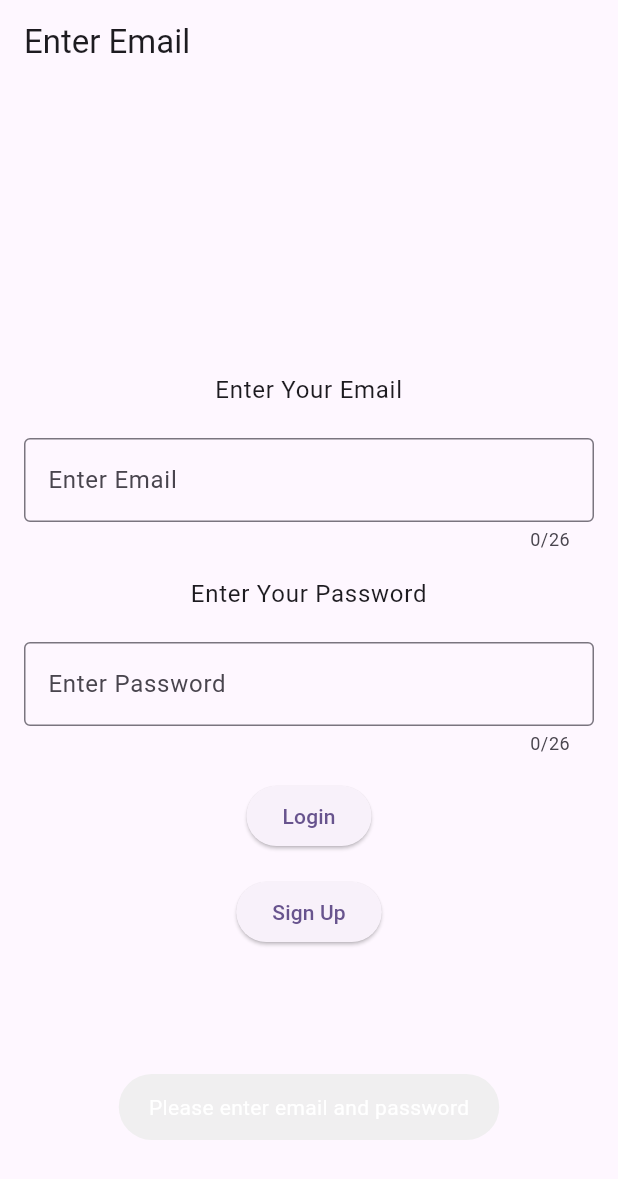
After one commit to DoEhab/my-shopping-list, a Flutter app: the screen it shows after launch, after a tap on "Login with Email", after a tap on "Login", on a phone screen of 412 x 824 dp. The commit adds this screen. Shown: the top 1179 px of the screen. Run offline on Flutter 3.47's test engine with Material 3 defaults, Android fonts, the phone set to English and light mode, and no system bars; our stand-ins replace cloud_firestore, firebase_auth, firebase_core, fluttertoast; accounts and stored records are empty; generated files the repository leaves out were written again.

Commit message:
fixing email login issue

```diff
--- /dev/null
+++ b/lib/screens/email_login_screen.dart
@@ -0,0 +1,221 @@
+import 'package:cloud_firestore/cloud_firestore.dart';
+import 'package:e_shopping_list/screens/user_list_screen.dart';
+import 'package:firebase_auth/firebase_auth.dart';
+import 'package:flutter/material.dart';
+import 'package:fluttertoast/fluttertoast.dart';
+
+class LoginWithEmail extends StatefulWidget {
+  const LoginWithEmail({
+    Key? key,
+  }) : super(key: key);
+
+  @override
+  State<LoginWithEmail> createState() => _LoginWithEmailScreenState();
+}
+
+class _LoginWithEmailScreenState extends State<LoginWithEmail> {
+  final TextEditingController _emailController = TextEditingController();
+  final TextEditingController _passwordController = TextEditingController();
+
+  bool _isLoading = false;
+
+  Future<void> _signupWithEmail() async {
+    debugPrint('Starting email verification process...');
+
+    if (_emailController.text.trim().isEmpty ||
+        _passwordController.text.trim().isEmpty) {
+      debugPrint('Login error: Email or password is empty');
+      Fluttertoast.showToast(
+        msg: "Please enter email address",
+        gravity: ToastGravity.BOTTOM,
+        textColor: Colors.white,
+      );
+      return;
+    }
+
+    setState(() => _isLoading = true);
+    debugPrint('Attempting to sign up with email: ${_emailController.text}');
+    try {
+      final credential =
+          await FirebaseAuth.instance.createUserWithEmailAndPassword(
+        email: _emailController.text,
+        password: _passwordController.text,
+      );
+      debugPrint(
+          'Successfully created new account with ID: ${credential.user?.uid}');
+      await saveUserToFirestore(credential as User, _emailController.text);
+      setState(() => _isLoading = false);
+      Navigator.pushReplacement(
+        context,
+        MaterialPageRoute(builder: (context) => const UserListScreen()),
+      );
+    } on FirebaseAuthException catch (e) {
+      setState(() => _isLoading = false);
+      if (e.code == 'weak-password') {
+        debugPrint('Error: The password provided is too weak.');
+        Fluttertoast.showToast(msg: 'The password provided is too weak.');
+      } else if (e.code == 'email-already-in-use') {
+        debugPrint('Error: The account already exists for that email.');
+        Fluttertoast.showToast(
+            msg: 'An account already exists for that email.');
+      }
+    } catch (e) {
+      debugPrint('Unexpected error during account creation: $e');
+      Fluttertoast.showToast(msg: 'An unexpected error occurred');
+    }
+  }
+
+  Future<void> _loginWithEmail() async {
+    debugPrint('Starting email login process...');
+
+    if (_emailController.text.trim().isEmpty ||
+        _passwordController.text.trim().isEmpty) {
+      debugPrint('Login error: Email or password is empty');
+      Fluttertoast.showToast(
+        msg: "Please enter email and password",
+        gravity: ToastGravity.BOTTOM,
+        textColor: Colors.white,
+      );
+      return;
+    }
+
+    setState(() => _isLoading = true);
+    debugPrint('Attempting to sign in with email: ${_emailController.text}');
+
+    try {
+      final userCredential = await FirebaseAuth.instance
+          .signInWithEmailAndPassword(
+              email: _emailController.text, password: _passwordController.text);
+
+      if (userCredential.user != null) {
+        debugPrint(
+            'User successfully logged in with ID: ${userCredential.user?.uid}');
+        Fluttertoast.showToast(
+          msg: "Successfully logged in!",
+          gravity: ToastGravity.TOP,
+          textColor: Colors.black,
+        );
+        // Navigate to home screen after successful login
+        if (mounted) {
+          Navigator.pushReplacement(
+            context,
+            MaterialPageRoute(builder: (context) => const UserListScreen()),
+          );
+        }
+      }
+    } on FirebaseAuthException catch (e) {
+      setState(() => _isLoading = false);
+      debugPrint('FirebaseAuthException caught: ${e.code}');
+      if (e.code == 'user-not-found') {
+        Fluttertoast.showToast(msg: 'No user found with this email');
+      } else if (e.code == 'wrong-password') {
+        debugPrint('Error: Wrong password provided for that user.');
+        Fluttertoast.showToast(msg: 'Wrong password provided');
+      } else {
+        Fluttertoast.showToast(msg: 'Login error: ${e.message}');
+      }
+    } catch (e) {
+      debugPrint('Unexpected error during login: $e');
+      Fluttertoast.showToast(msg: 'An unexpected error occurred');
+    } finally {
+      debugPrint('Email login process completed.');
+      if (mounted) {
+        setState(() => _isLoading = false);
+      }
+    }
+  }
+
+  @override
+  void dispose() {
+    _emailController.dispose();
+    _passwordController.dispose();
+    super.dispose();
+  }
+
+  @override
+  Widget build(BuildContext context) {
+    return Scaffold(
+      appBar: AppBar(title: const Text('Enter Email')),
+      body: Padding(
+        padding: const EdgeInsets.all(16.0),
+        child: Column(
+          mainAxisAlignment: MainAxisAlignment.center,
+          children: [
+            Text(
+              'Enter Your Email',
+              textAlign: TextAlign.center,
+              style: Theme.of(context).textTheme.bodyLarge,
+            ),
+            const SizedBox(height: 20),
+            TextField(
+              controller: _emailController,
+              decoration: const InputDecoration(
+                hintText: 'Enter Email',
+                border: OutlineInputBorder(),
+              ),
+              keyboardType: TextInputType.emailAddress,
+              maxLength: 26,
+            ),
+            const SizedBox(height: 16),
+            Text(
+              'Enter Your Password',
+              textAlign: TextAlign.center,
+              style: Theme.of(context).textTheme.bodyLarge,
+            ),
+            const SizedBox(height: 20),
+            TextField(
+              controller: _passwordController,
+              decoration: const InputDecoration(
+                hintText: 'Enter Password',
+                border: OutlineInputBorder(),
+              ),
+              keyboardType: TextInputType.text,
+              maxLength: 26,
+            ),
+            const SizedBox(height: 16),
+            SizedBox(
+              child: ElevatedButton(
+                onPressed: _isLoading ? null : _loginWithEmail,
+                child: _isLoading
+                    ? const SizedBox(
+                        height: 20,
+                        width: 20,
+                        child: CircularProgressIndicator(strokeWidth: 2),
+                      )
+                    : const Text('Login'),
+              ),
+            ),
+            const SizedBox(height: 16),
+            SizedBox(
+              child: ElevatedButton(
+                onPressed: _isLoading ? null : _signupWithEmail,
+                child: _isLoading
+                    ? const SizedBox(
+                        height: 20,
+                        width: 20,
+                        child: CircularProgressIndicator(strokeWidth: 2),
+                      )
+                    : const Text('Sign Up'),
+              ),
+            ),
+          ],
+        ),
+      ),
+    );
+  }
+
+  Future<void> saveUserToFirestore(User user, String name) async {
+    debugPrint('Attempting to save user to Firestore...');
+    CollectionReference users = FirebaseFirestore.instance.collection('users');
+
+    await users.doc(user.uid).set({
+      'id': user.uid,
+      'name': name,
+      'phone': user.phoneNumber,
+    }).then((_) {
+      debugPrint("User successfully saved to Firestore");
+    }).catchError((error) {
+      debugPrint("Error saving user to Firestore: $error");
+    });
+  }
+}
--- a/lib/screens/login_screen.dart
+++ b/lib/screens/login_screen.dart
@@ -1,3 +1,5 @@
+import 'package:e_shopping_list/screens/email_login_screen.dart';
+import 'package:firebase_auth/firebase_auth.dart';
 import 'package:flutter/material.dart';
 import 'package:e_shopping_list/screens/login_with_phone.dart';
 
@@ -55,10 +57,10 @@ class _LoginOptionsState extends State<LoginOptions> {
               width: 300,
               child: ElevatedButton(
                 onPressed: () {
-                  // Temporarily disabled email login
-                  ScaffoldMessenger.of(context).showSnackBar(
-                    const SnackBar(
-                      content: Text('Email login coming soon!'),
+                  Navigator.pushReplacement(
+                    context,
+                    MaterialPageRoute(
+                      builder: (context) => const LoginWithEmail(),
                     ),
                   );
                 },
```
Also changed, not shown: lib/screens/login_with_phone.dart (+13 -13 lines), lib/screens/otp_screen.dart (+8 -8 lines), lib/screens/user_list_screen.dart (+44 -7 lines), 1 other file.
